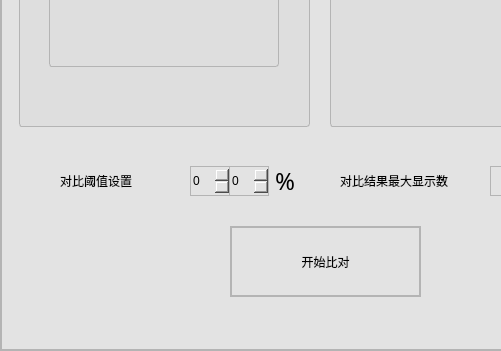
Before: the Qt Designer form UIModule/faceonetonpane.ui in zhangjianscc/ZMClient, drawn with Qt 5; both pictures show x 0 to 501 and y 369 to 720 of the 1100 by 720 pixel window.
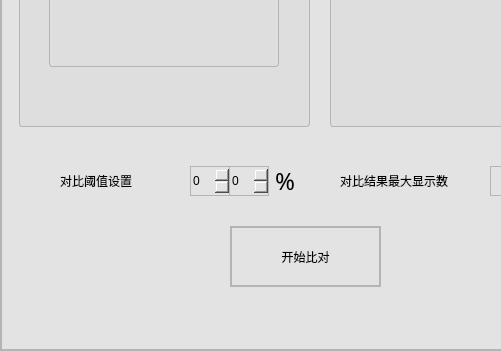
After: the same form once the commit is applied. Icons and pictures are not drawn.

Patch:
```diff
--- a/UIModule/faceonetonpane.ui
+++ b/UIModule/faceonetonpane.ui
@@ -209,10 +209,10 @@
          <widget class="QPushButton" name="m_btnSelectImage">
           <property name="geometry">
            <rect>
-            <x>70</x>
-            <y>350</y>
-            <width>147</width>
-            <height>58</height>
+            <x>80</x>
+            <y>360</y>
+            <width>111</width>
+            <height>45</height>
            </rect>
           </property>
           <property name="styleSheet">
@@ -421,8 +421,8 @@
           <rect>
            <x>230</x>
            <y>570</y>
-           <width>191</width>
-           <height>71</height>
+           <width>151</width>
+           <height>61</height>
           </rect>
          </property>
          <property name="text">
```
